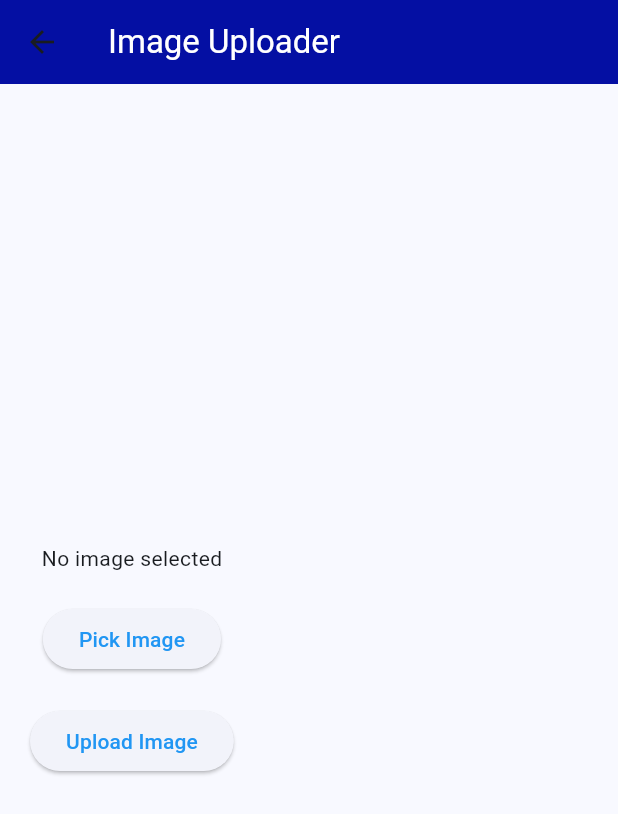
After one commit to Shibin490/firebase_auth, a Flutter app: the UploadScreen screen opened by its route, after a tap on "Upload Image", on a phone screen of 412 x 824 dp. The commit adds this screen. Shown: the top 814 px of the screen. Run offline on Flutter 3.47's test engine with Material 3 defaults, Android fonts, the phone set to English and light mode, and no system bars; our stand-ins replace cloud_firestore, firebase_auth, firebase_core, google_fonts, google_sign_in, image_picker; accounts and stored records are empty.

Commit message:
made some changes into it

```diff
--- a/lib/controller/auth_provider.dart
+++ b/lib/controller/auth_provider.dart
@@ -1,8 +1,7 @@
 import 'package:firebase_auth/firebase_auth.dart';
 import 'package:flutter/foundation.dart';
-import 'package:authenticationapp/controller/auth.dart'; // Import your existing AuthService
+import 'package:authenticationapp/controller/auth.dart';
 
-// Renamed from AuthProvider to NotesAuthProvider
 class NotesAuthProvider with ChangeNotifier {
   final AuthService _authService = AuthService();
   User? _user;
--- a/lib/controller/auth_wrapper.dart
+++ b/lib/controller/auth_wrapper.dart
@@ -1,7 +1,6 @@
 
 // ignore_for_file: use_key_in_widget_constructors, prefer_const_constructors
 
-// Add this new widget to handle authentication state
 import 'package:authenticationapp/screens/home_screeen.dart';
 import 'package:authenticationapp/screens/intropage.dart';
 import 'package:firebase_auth/firebase_auth.dart';
--- /dev/null
+++ b/lib/controller/cloud_provider.dart
@@ -0,0 +1,62 @@
+import 'dart:developer';
+import 'dart:io';
+import 'package:authenticationapp/controller/aws_s3service.dart';
+import 'package:flutter/foundation.dart';
+import 'package:image_picker/image_picker.dart';
+
+class ImageUploadProvider extends ChangeNotifier {
+  File? _image;
+  bool _isUploading = false;
+  String? _uploadedFileUrl;
+
+  File? get image => _image;
+  bool get isUploading => _isUploading;
+  String? get uploadedFileUrl => _uploadedFileUrl;
+
+  final ImagePicker _picker = ImagePicker();
+  final AWSS3Service _s3Service = AWSS3Service();
+
+  // Pick Image from Gallery
+  Future<void> pickImage() async {
+    final pickedFile = await _picker.pickImage(source: ImageSource.gallery);
+    if (pickedFile != null) {
+      _image = File(pickedFile.path);
+      notifyListeners();
+    }
+  }
+
+  // Upload Image using Pre-signed URL
+  Future<void> uploadImage() async {
+    if (_image == null) return;
+
+    _isUploading = true;
+    notifyListeners();
+
+    String fileName = _image!.path.split('/').last;
+
+    // Call the service to get the pre-signed URL and upload the image
+    final presignedData = await _s3Service.getPresignedUrl(fileName);
+
+    if (presignedData == null) {
+      _isUploading = false;
+      notifyListeners();
+      return;
+    }
+
+    final uploadSuccess = await _s3Service.uploadImageToS3(
+      uploadUrl: presignedData["url"],
+      imageFile: _image!,
+    );
+
+    if (uploadSuccess) {
+      _uploadedFileUrl = presignedData["uploadedFilePath"];
+      log("File uploaded successfully status code: == 200");
+      log("File uploaded successfully: $_uploadedFileUrl");
+    } else {
+      print("File upload failed.");
+    }
+
+    _isUploading = false;
+    notifyListeners();
+  }
+}
--- a/lib/controller/reset_provider.dart
+++ b/lib/controller/reset_provider.dart
@@ -1,4 +1,4 @@
-// ignore_for_file: use_build_context_synchronously
+// ignore_for_file: use_build_context_synchronously, annotate_overrides
 
 import 'package:flutter/material.dart';
 import 'package:authenticationapp/controller/auth.dart';
--- a/lib/controller/signup_provider.dart
+++ b/lib/controller/signup_provider.dart
@@ -11,13 +11,10 @@ class SignUpProvider with ChangeNotifier {
   bool isPasswordVisible = false;
   bool isLoading = false;
 
-  // Toggle password visibility
   void togglePasswordVisibility() {
     isPasswordVisible = !isPasswordVisible;
     notifyListeners();
   }
-
-  // Sign up with email, password, and full name
   Future<void> signUp(BuildContext context) async {
     String email = emailController.text.trim();
     String password = passwordController.text.trim();
@@ -33,7 +30,6 @@ class SignUpProvider with ChangeNotifier {
       notifyListeners();
       User? user = await _authService.signUpWithEmail(email, password);
       if (user != null) {
-        // Optionally, save the user's full name to the backend or Firestore
         _showSnackbar(context,
             'Verification email sent. Please verify your email before logging in.');
         Navigator.pushReplacementNamed(context, '/verification');
--- /dev/null
+++ b/lib/screens/cloud_homescreen.dart
@@ -0,0 +1,49 @@
+// ignore_for_file: prefer_const_constructors, use_key_in_widget_constructors
+
+import 'package:authenticationapp/controller/cloud_provider.dart';
+import 'package:flutter/material.dart';
+import 'package:provider/provider.dart';
+
+class UploadScreen extends StatelessWidget {
+  @override
+  Widget build(BuildContext context) {
+    final imageProvider = Provider.of<ImageUploadProvider>(context);
+
+    return Scaffold(
+      appBar: AppBar(
+          title: Text(
+        "Image Uploader",
+        style: TextStyle(color: Colors.white),
+      )),
+      body: Padding(
+        padding: const EdgeInsets.all(20.0),
+        child: Column(
+          mainAxisAlignment: MainAxisAlignment.center,
+          children: [
+            imageProvider.image != null
+                ? Image.file(imageProvider.image!,
+                    height: 200, width: 200, fit: BoxFit.cover)
+                : Text("No image selected"),
+            SizedBox(height: 20),
+            ElevatedButton(
+              onPressed: imageProvider.pickImage,
+              child: Text("Pick Image"),
+            ),
+            SizedBox(height: 20),
+            imageProvider.isUploading
+                ? CircularProgressIndicator()
+                : ElevatedButton(
+                    onPressed: imageProvider.uploadImage,
+                    child: Text("Upload Image"),
+                  ),
+            if (imageProvider.uploadedFileUrl != null) ...[
+              SizedBox(height: 20),
+              Text("Uploaded Image:"),
+              SelectableText(imageProvider.uploadedFileUrl!),
+            ],
+          ],
+        ),
+      ),
+    );
+  }
+}
--- a/lib/screens/signup.dart
+++ b/lib/screens/signup.dart
@@ -1,4 +1,4 @@
-// ignore_for_file: prefer_const_constructors, prefer_const_literals_to_create_immutables
+// ignore_for_file: prefer_const_constructors, prefer_const_literals_to_create_immutables, use_key_in_widget_constructors
 
 import 'package:authenticationapp/controller/signup_provider.dart';
 import 'package:flutter/material.dart';
--- a/pubspec.yaml
+++ b/pubspec.yaml
@@ -26,6 +26,9 @@ dependencies:
   shared_preferences: ^2.3.5
   google_fonts: ^6.2.1
   provider: ^6.1.2
+  path: ^1.9.0
+  uuid: ^4.5.1
+  flutter_image_compress: ^2.4.0
 
 
 
```
Also changed, not shown: lib/controller/aws_s3service.dart (added, +53 -0 lines), lib/controller/home_provider.dart (+9 -25 lines), lib/main.dart (+8 -7 lines), lib/models/listmodel.dart (deleted, +0 -27 lines), lib/screens/home_screeen.dart (+37 -39 lines), lib/screens/intropage.dart (+4 -4 lines), pubspec.lock, 3 other files.
